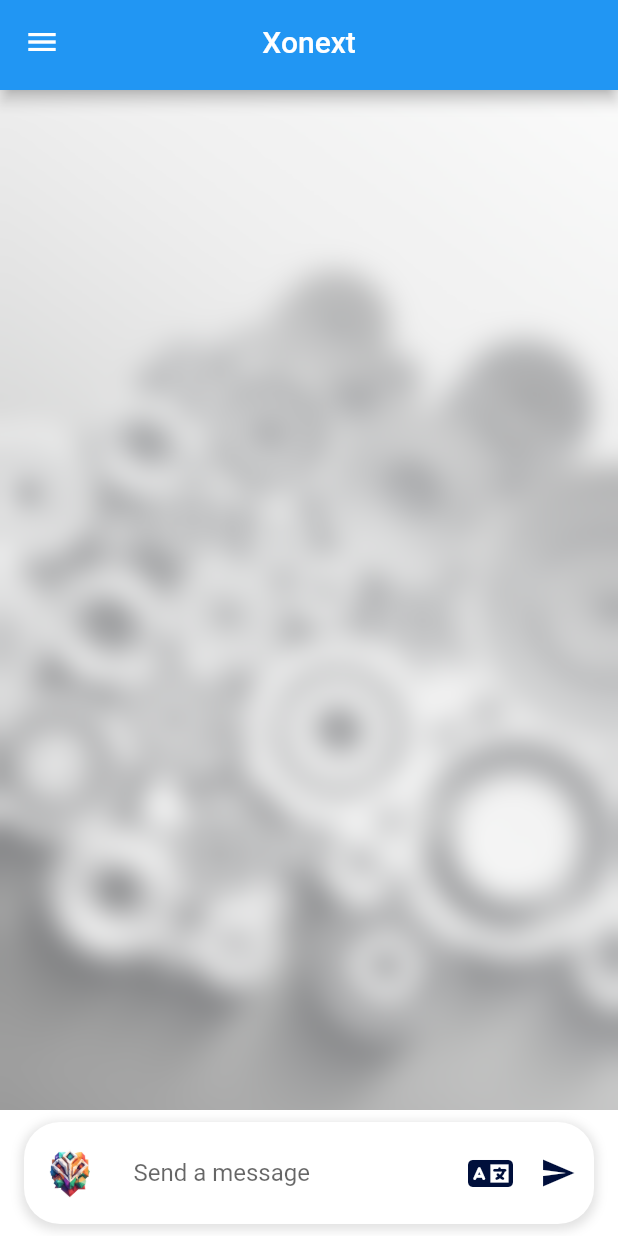
After one commit to Baisalya/xonext, a Flutter app: the ChatScreen screen opened by its route, on a phone screen of 412 x 824 dp. The commit adds this screen. Run offline on Flutter 3.47's test engine with Material 2 defaults, Android fonts, the phone set to English and light mode, and no system bars; our stand-ins replace dots_indicator, font_awesome_flutter, get.

Commit message:
multiple changes

```diff
--- /dev/null
+++ b/lib/Pages/chat screen/ChatScreen.dart
@@ -0,0 +1,181 @@
+import 'dart:ui';
+
+import 'package:flutter/cupertino.dart';
+import 'package:flutter/material.dart';
+import 'package:font_awesome_flutter/font_awesome_flutter.dart';
+import '../appbar&drawer/appbar.dart';
+
+
+
+class ChatScreen extends StatefulWidget {
+  @override
+  State createState() => ChatScreenState();
+}
+
+class ChatScreenState extends State<ChatScreen> {
+  final TextEditingController _textController = TextEditingController();
+  final List<ChatMessage> _messages = <ChatMessage>[];
+
+  void _handleSubmitted(String text) {
+    _textController.clear();
+    ChatMessage message = ChatMessage(
+      text: text,
+    );
+    setState(() {
+      _messages.insert(0, message);
+    });
+  }
+
+  @override
+  Widget build(BuildContext context) {
+    return Scaffold(
+      appBar: CustomAppBar(),
+      drawer: CustomDrawer(),
+      body: Stack(
+        children: [
+          // Background Image with Acrylic Blur
+          Image.asset(
+            'assets/background.jpeg', // Replace with your image path
+            fit: BoxFit.fitHeight,
+            width: double.infinity,
+            height: double.infinity,
+          ),
+          // Acrylic Blur Effect
+          BackdropFilter(
+            filter: ImageFilter.blur(sigmaX: 10, sigmaY: 10),
+            child: Container(
+              color: Colors.transparent,
+            ),
+          ),
+          // Your Scaffold Content
+          Scaffold(
+            backgroundColor: Colors.transparent, // Make Scaffold background transparent
+            body: Column(
+              children: <Widget>[
+                Flexible(
+                  child: ListView.builder(
+                    padding: EdgeInsets.all(8.0),
+                    reverse: true,
+                    itemCount: _messages.length,
+                    itemBuilder: (_, int index) => _messages[index],
+                  ),
+                ),
+                //Divider(height: 1.0),
+                Container(
+                  decoration: BoxDecoration(
+                    color: Theme.of(context).cardColor,
+                  ),
+                  child: _buildTextComposer(),
+                ),
+              ],
+            ),
+          ),
+        ],
+      ),
+    );
+  }
+
+  Widget _buildTextComposer() {
+    return Container(
+      margin: EdgeInsets.symmetric(horizontal: 16.0, vertical: 8.0),
+      decoration: BoxDecoration(
+        color: Colors.white,
+        borderRadius: BorderRadius.circular(24.0),
+        boxShadow: [
+          BoxShadow(
+            color: Colors.grey.withOpacity(0.3),
+            spreadRadius: 2,
+            blurRadius: 5,
+            offset: Offset(0, 2),
+          ),
+        ],
+      ),
+      child: Row(
+        children: <Widget>[
+          Container(
+            margin: EdgeInsets.all(8.0),
+            child: Image.asset(
+              'assets/Applogo/applogo.png',
+              fit: BoxFit.contain, // Adjust the BoxFit property
+              width: 45, // Set the width as per your requirement
+              height: 45, // Set the height as per your requirement
+            ),
+          ),
+          Expanded(
+            child: Padding(
+              padding: const EdgeInsets.symmetric(vertical: 10.0),
+              child: TextField(
+                controller: _textController,
+                onSubmitted: _handleSubmitted,
+                decoration: InputDecoration(
+                  hintText: 'Send a message',
+                  border: InputBorder.none,
+                  contentPadding: EdgeInsets.symmetric(horizontal: 12.0),
+                ),
+              ),
+            ),
+          ),
+          IconButton(
+            icon: Icon(FontAwesomeIcons.language, color:Color(0xFF000F3B)),
+            onPressed: () {
+              // Add your logic for the attach button here
+            },
+          ),
+          IconButton(
+            icon: Icon(Icons.send, color: Color(0xFF000F3B)),
+            onPressed: () => _handleSubmitted(_textController.text),
+          ),
+        ],
+      ),
+    );
+  }
+
+}
+
+class ChatMessage extends StatelessWidget {
+  final String text;
+
+  ChatMessage({required this.text});
+
+  @override
+  Widget build(BuildContext context) {
+    return Container(
+      margin: const EdgeInsets.symmetric(vertical: 10.0),
+      child: Card(
+        elevation: 5,
+        shape: RoundedRectangleBorder(
+          borderRadius: BorderRadius.circular(10.0),
+        ),
+        child: Padding(
+          padding: const EdgeInsets.all(16.0),
+          child: Row(
+            crossAxisAlignment: CrossAxisAlignment.start,
+            children: <Widget>[
+              Flexible(
+                flex: 1,
+                child: CircleAvatar(
+                  backgroundColor: Colors.blue,
+                  child: Text('U', style: TextStyle(color: Colors.white)),
+                ),
+              ),
+              SizedBox(width: 16.0),
+              Flexible(
+                flex: 3,
+                child: Column(
+                  crossAxisAlignment: CrossAxisAlignment.start,
+                  children: <Widget>[
+                    Text('User', style: Theme.of(context).textTheme.headline6),
+                    Container(
+                      margin: const EdgeInsets.only(top: 8.0),
+                      child: Text(text),
+                    ),
+                  ],
+                ),
+              ),
+            ],
+          ),
+        ),
+      ),
+    );
+  }
+}
--- a/lib/Pages/intro/SplashScreen.dart
+++ b/lib/Pages/intro/SplashScreen.dart
@@ -61,7 +61,7 @@ class _SplashScreenState extends State<SplashScreen>
             SizedBox(height: 1),
             Expanded(
               flex: 1,
-              child: Row(
+              child: Column(
                 mainAxisAlignment: MainAxisAlignment.center,
                 children: [
                   // "Powered by" text
--- a/lib/Pages/intro/model/onboarding_page_model.dart
+++ b/lib/Pages/intro/model/onboarding_page_model.dart
@@ -13,12 +13,12 @@ class OnboardingPageModel {
 
   static final List<OnboardingPageModel> _pages = [
     OnboardingPageModel(
-      imagePath: 'https://www.ecolemondiale.org/storage/uploads/Customer-service_1651743662.png',
+      imagePath: 'assets/Onboarding/1.png',
       title: 'Page 1',
       description: 'This is the first page of the onboarding.',
     ),
     OnboardingPageModel(
-      imagePath: 'https://encrypted-tbn0.gstatic.com/images?q=tbn:ANd9GcRCyyKKpPJRu0FA9Nzqk37da6SG8i_khxLnAQ&usqp=CAU',
+      imagePath: 'assets/Onboarding/2.jpeg',
       title: 'Page 2',
       description: 'This is the second page of the onboarding.',
     ),
--- a/pubspec.yaml
+++ b/pubspec.yaml
@@ -23,6 +23,7 @@ dependencies:
   # The following adds the Cupertino Icons font to your application.
   # Use with the CupertinoIcons class for iOS style icons.
   cupertino_icons: ^1.0.2
+  font_awesome_flutter:
   get:
   provider: ^6.0.0
   flutter_acrylic:
```
Also changed, not shown: lib/Pages/Home/HomeScreen.dart (+9 -1 lines), lib/Pages/appbar&drawer/appbar.dart (+48 -14 lines), lib/Pages/users/LoginScreen.dart (+4 -4 lines), lib/Pages/users/SignUpScreen.dart (+22 -1 lines), assets/background.jpeg (added), assets/chatbg.jpeg (added), pubspec.lock, 1 other file.
